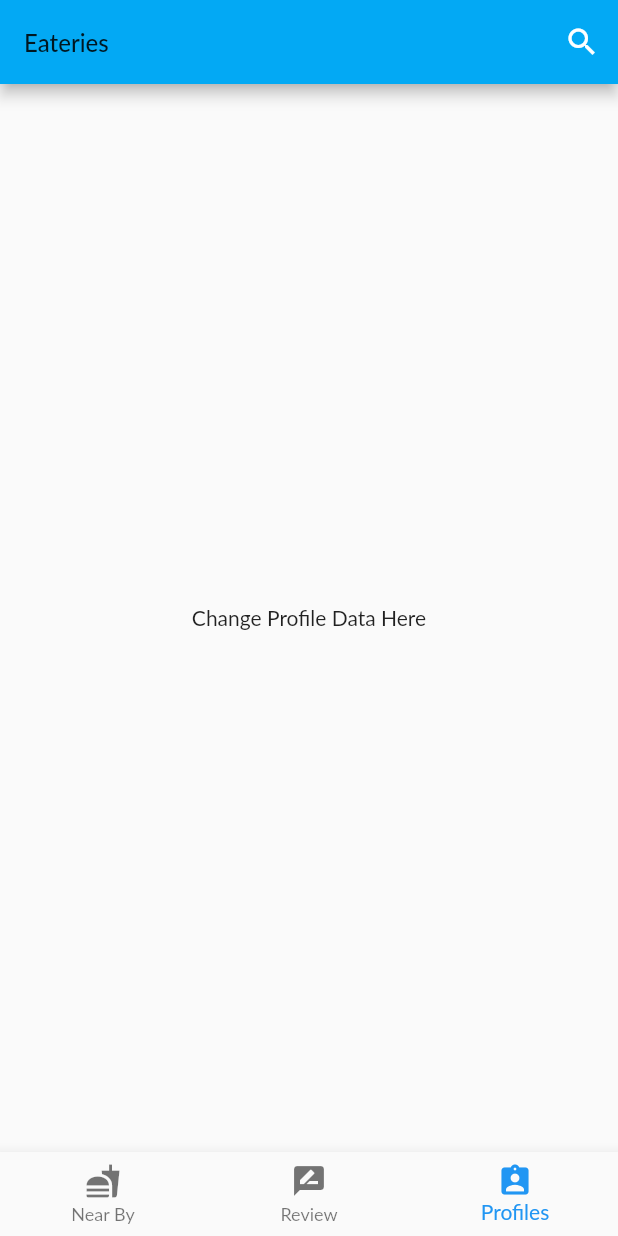
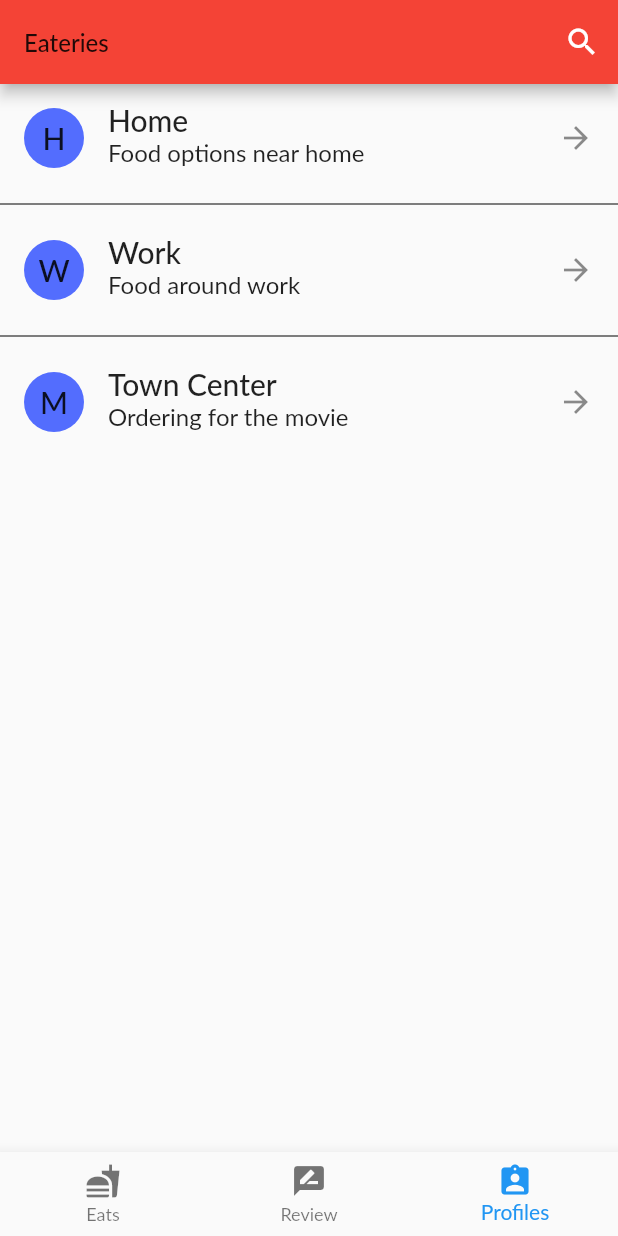
Before and after one commit to i8out/pinoy-ready-to-eat-app, a Flutter app: the Feature screen opened directly, item 3 of the bottom bar chosen, on a phone screen of 412 x 824 dp. Run offline on Flutter 3.47's test engine with Material 2 defaults, Android fonts, the phone set to English and light mode, and no system bars; drawn by our look-alikes of flutter_slidable; our stand-ins replace flutter_bloc, flutter_speed_dial; Roboto replaces fonts that are missing (Lato); statements that could not run were skipped; project files that could hold a hidden picture were left out.

Commit message:
added select session profile

```diff
--- a/flutter_app/lib/pages/feature.dart
+++ b/flutter_app/lib/pages/feature.dart
@@ -23,6 +23,7 @@ class _FeatureState extends State<Feature> {
     return Scaffold(
       appBar: AppBar(
         automaticallyImplyLeading: false,
+        backgroundColor: Colors.red,
         title: Text(
           'Eateries',
           style: TextStyle(
@@ -47,7 +48,7 @@ class _FeatureState extends State<Feature> {
         items: [
           BottomNavigationBarItem(
             icon: Icon(Icons.fastfood),
-            title: Text('Near By'),
+            title: Text('Eats'),
           ),
           BottomNavigationBarItem(
             icon: Icon(Icons.rate_review),
--- a/flutter_app/lib/pages/profile.dart
+++ b/flutter_app/lib/pages/profile.dart
@@ -1,10 +1,62 @@
 import 'package:flutter/material.dart';
+import 'package:flutter_slidable/flutter_slidable.dart';
+
+import 'feature.dart';
 
 class Profile extends StatelessWidget {
   @override
   Widget build(BuildContext context) {
-    return Center(
-      child: Text('Change Profile Data Here'),
+    final profiles = const [
+      {'lead': 'H', 'caption': 'Home', 'subcaption': 'Food options near home'},
+      {'lead': 'W', 'caption': 'Work', 'subcaption': 'Food around work'},
+      {
+        'lead': 'M',
+        'caption': 'Town Center',
+        'subcaption': 'Ordering for the movie'
+      },
+    ];
+    return ListView.separated(
+      separatorBuilder: (context, index) => Divider(
+        color: Colors.black,
+      ),
+      itemCount: profiles.length,
+      itemBuilder: (context, int index) {
+        return Slidable(
+          actions: <Widget>[
+            IconSlideAction(
+                icon: Icons.check_box,
+                caption: 'Select',
+                color: Colors.blue,
+                onTap: () {
+                  Navigator.push(
+                    context,
+                    MaterialPageRoute(
+                      builder: (context) => Feature(),
+                    ),
+                  );
+                }),
+          ],
+          child: ListTile(
+            leading: CircleAvatar(
+              backgroundColor: Colors.indigoAccent,
+              child: Text(
+                '${profiles[index]['lead']}',
+                style: Theme.of(context).textTheme.headline6,
+              ),
+            ),
+            title: Text(
+              '${profiles[index]['caption']}',
+              style: Theme.of(context).textTheme.headline6,
+            ),
+            subtitle: Text(
+              '${profiles[index]['subcaption']}',
+              style: Theme.of(context).textTheme.subtitle1,
+            ),
+            trailing: Icon(Icons.arrow_forward),
+          ),
+          actionPane: SlidableDrawerActionPane(),
+        );
+      },
     );
   }
 }
--- a/flutter_app/lib/pages/selectmeals.dart
+++ b/flutter_app/lib/pages/selectmeals.dart
@@ -52,6 +52,7 @@ class _SelectMeals extends State<SelectMeals> {
               fontSize: 16,
             ),
           ),
+          backgroundColor: Colors.red,
           actions: <Widget>[
             IconButton(
               icon: Icon(
--- a/flutter_app/pubspec.yaml
+++ b/flutter_app/pubspec.yaml
@@ -31,6 +31,7 @@ dependencies:
   flutter_bloc: ^4.0.0
   flutter_speed_dial: ^1.2.5
   material_design_icons_flutter: 4.0.5345
+  flutter_slidable: "^0.5.5"
 
 dev_dependencies:
   flutter_test:
```
Also changed, not shown: flutter_app/pubspec.lock.
